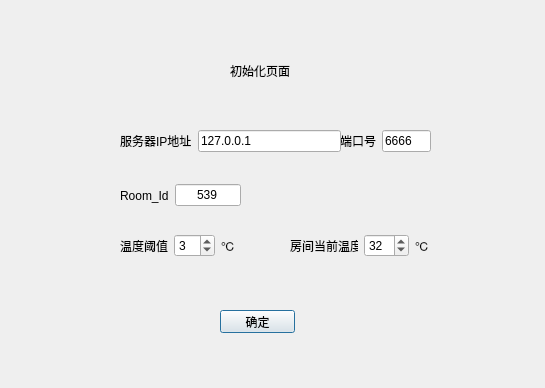
Above: GuestClient/initialpage.ui from starsload/46572020 before the change. Below: the same form after it.
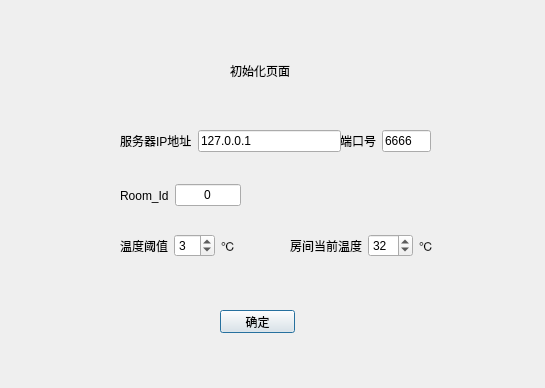
That is the form after the change.

The edit to the form file:
```diff
--- a/GuestClient/initialpage.ui
+++ b/GuestClient/initialpage.ui
@@ -135,7 +135,7 @@
     <rect>
      <x>290</x>
      <y>230</y>
-     <width>140</width>
+     <width>146</width>
      <height>31</height>
     </rect>
    </property>
@@ -192,7 +192,7 @@
        <string/>
       </property>
       <property name="text">
-       <string>539</string>
+       <string>0</string>
       </property>
       <property name="maxLength">
        <number>3</number>
```
